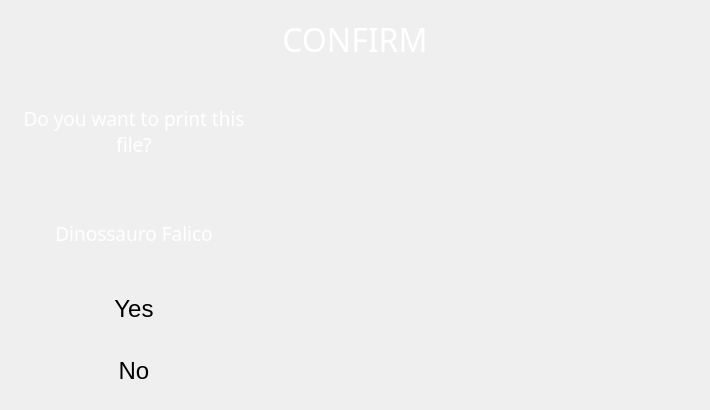
Before: the Qt Designer form BlocksScreen/lib/ui/printStackedWidget.ui in BlocksTechnology/BlocksScreen, drawn with Qt 5.
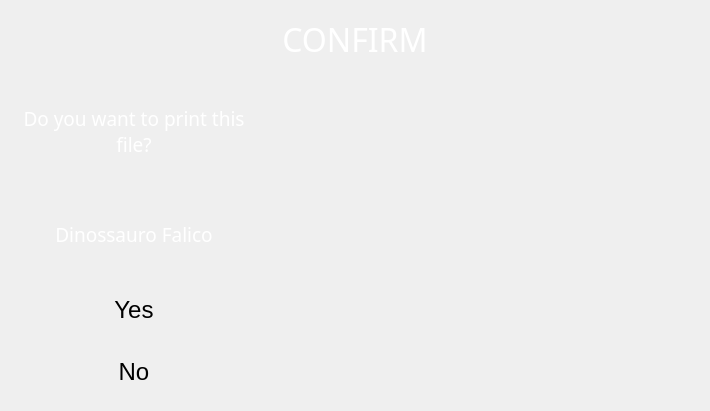
After: the same form once the commit is applied. The open tabs and pages were chosen to show the change. Icons and pictures are not drawn. Custom widgets are drawn as their Qt base class.

```diff
--- a/BlocksScreen/lib/ui/printStackedWidget.ui
+++ b/BlocksScreen/lib/ui/printStackedWidget.ui
@@ -10,7 +10,7 @@
     <x>0</x>
     <y>0</y>
     <width>710</width>
-    <height>410</height>
+    <height>411</height>
    </rect>
   </property>
   <property name="sizePolicy">
```
Left out of the diff: 10 changed lines with no effect on the pictures.
